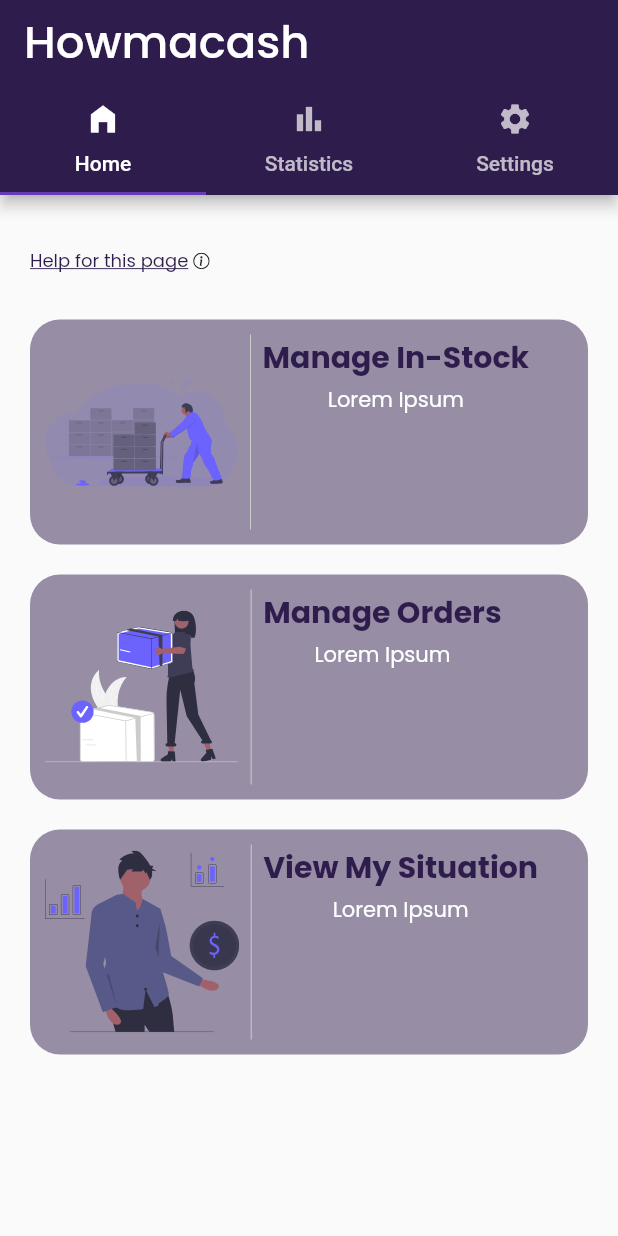
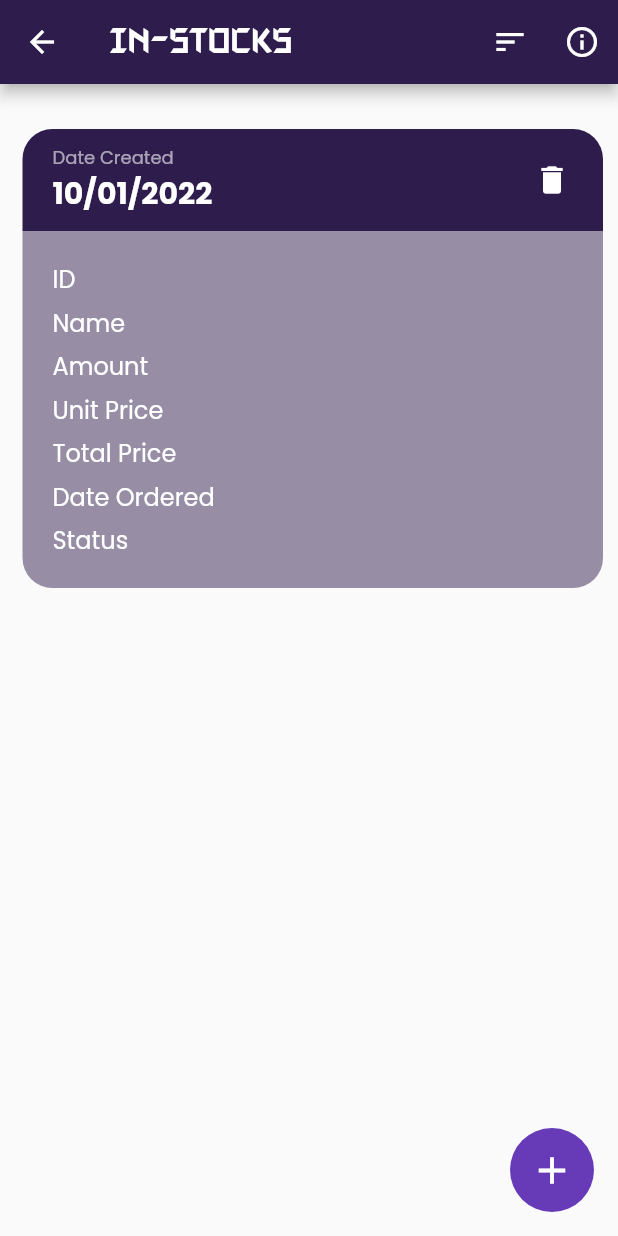
Before and after one commit to Joel-Fah/howmacash, a Flutter app: the screen it shows after launch, after a tap on "Manage In-Stock", on a phone screen of 412 x 824 dp. Run offline on Flutter 3.47's test engine with Material 2 defaults, Android fonts, the phone set to English and light mode, and no system bars; our stand-ins replace bootstrap_icons, datetime_picker_formfield, flutter_svg, google_fonts, shared_preferences.

Commit message:
First tab of homepage & used material design icons where possible

```diff
--- /dev/null
+++ b/lib/InStock/in_stock.dart
@@ -0,0 +1,212 @@
+import 'package:flutter/material.dart';
+
+class InStockPage extends StatelessWidget {
+  const InStockPage({Key? key}) : super(key: key);
+
+  @override
+  Widget build(BuildContext context) {
+    return Scaffold(
+      appBar: AppBar(
+        title: const Text(
+          "In-Stocks",
+          style: TextStyle(
+              fontFamily: 'Autodestruct BB'
+          ),
+        ),
+        backgroundColor: const Color(0xff2E1C4C),
+        actions: <Widget>[
+          IconButton(
+              onPressed: () => {},
+              icon: const Icon(
+                Icons.sort
+              )
+          ),
+          IconButton(
+              onPressed: () {
+                  showDialog<void>(
+                    context: context,
+                    barrierDismissible: false,
+                    // false = user must tap button, true = tap outside dialog
+                    builder: (BuildContext dialogContext) {
+                      return AlertDialog(
+                        title: const Text(
+                          'Help',
+                          style: TextStyle(
+                          color: Color(0xff2E1C4C),
+                          fontWeight: FontWeight.w600),
+                        ),
+                        content: const Text(
+                          "Comming soon",
+                          textAlign: TextAlign.justify,
+                        ),
+                        actions: <Widget>[
+                        TextButton(
+                          child: const Text('Ok'),
+                          onPressed: () {
+                            Navigator.of(dialogContext).pop(); // Dismiss alert dialog
+                          },
+                          ),
+                        ],
+                      );
+                    },
+                  );
+              },
+              icon: const Icon(
+                  Icons.info_outline
+              )
+          ),
+        ],
+      ),
+      floatingActionButton: FloatingActionButton(
+        onPressed: () => {},
+        child: IconButton(
+          icon: const Icon(
+            Icons.add,
+            size: 30,
+          ),
+          onPressed: () => {},
+        ),
+        elevation: 0.0,
+      ),
+      body: SingleChildScrollView(
+        child: Padding(
+          padding: const EdgeInsets.all(10.0),
+          child: Column(
+            // mainAxisAlignment: MainAxisAlignment.center,
+            children: [
+              // Items
+              Container(
+                margin: const EdgeInsets.only(top: 20, left: 5),
+                child: Column(
+                  children: [
+                    Container(
+                      decoration: const BoxDecoration(
+                        color: Color(0xff2E1C4C),
+                        borderRadius: BorderRadius.only(
+                          topLeft: Radius.circular(20),
+                          topRight: Radius.circular(20),
+                        )
+                      ),
+                      padding: const EdgeInsets.only(
+                          top: 10,
+                          bottom: 10,
+                          left: 20,
+                          right: 10,
+                      ),
+                      child: Row(
+                        children: [
+                          Expanded(
+                            child: Column(
+                              mainAxisAlignment: MainAxisAlignment.start,
+                              crossAxisAlignment: CrossAxisAlignment.start,
+                              children: const [
+                                Text(
+                                    "Date Created",
+                                  style: TextStyle(
+                                    color: Colors.white60,
+                                    fontSize: 12
+                                  ),
+                                ),
+                                Text(
+                                  "10/01/2022",
+                                  style: TextStyle(
+                                      color: Colors.white,
+                                      fontSize: 20,
+                                      fontWeight: FontWeight.bold
+                                  ),
+                                ),
+                              ],
+                            ),
+                          ),
+                          IconButton(
+                              onPressed: () => {},
+                              icon: const Icon(
+                                Icons.delete,
+                                color: Colors.white,
+                              )
+                          )
+                        ],
+                      ),
+                    ),
+                    Container(
+                      alignment: Alignment.centerLeft,
+                      padding: EdgeInsets.all(20),
+                      decoration: const BoxDecoration(
+                          color: Color(0xff978EA6),
+                          borderRadius: BorderRadius.only(
+                            bottomLeft: Radius.circular(20),
+                            bottomRight: Radius.circular(20),
+                          )
+                      ),
+                      child: Column(
+                        mainAxisAlignment: MainAxisAlignment.start,
+                        crossAxisAlignment: CrossAxisAlignment.start,
+                        children: const [
+                          Text(
+                            "ID",
+                            style: TextStyle(
+                              color: Colors.white,
+                              fontSize: 16
+                            ),
+                          ),
+                          SizedBox(height: 5,),
+                          Text(
+                            "Name",
+                            style: TextStyle(
+                              color: Colors.white,
+                              fontSize: 16
+                            ),
+                          ),
+                          SizedBox(height: 5,),
+                          Text(
+                            "Amount",
+                            style: TextStyle(
+                              color: Colors.white,
+                              fontSize: 16
+                            ),
+                          ),
+                          SizedBox(height: 5,),
+                          Text(
+                            "Unit Price",
+                            style: TextStyle(
+                              color: Colors.white,
+                              fontSize: 16
+                            ),
+                          ),
+                          SizedBox(height: 5,),
+                          Text(
+                            "Total Price",
+                            style: TextStyle(
+                              color: Colors.white,
+                              fontSize: 16
+                            ),
+                          ),
+                          SizedBox(height: 5,),
+                          Text(
+                            "Date Ordered",
+                            style: TextStyle(
+                              color: Colors.white,
+                              fontSize: 16
+                            ),
+                          ),
+                          SizedBox(height: 5,),
+                          Text(
+                            "Status",
+                            style: TextStyle(
+                              color: Colors.white,
+                              fontSize: 16
+                            ),
+                          ),
+                        ],
+                      ),
+                    )
+                  ],
+                ),
+              ),
+            ],
+          ),
+        ),
+      )
+    );
+  }
+}
--- a/lib/auth/login.dart
+++ b/lib/auth/login.dart
@@ -51,7 +51,7 @@ class _LoginScreenState extends State<LoginScreen> {
         decoration: const InputDecoration(
           labelText: "Username",
           prefixIcon: Icon(
-            BootstrapIcons.person_fill,
+            Icons.person,
             color: Color(0xff2E1C4C),
           ),
           hintText: "Enter username",
@@ -163,7 +163,7 @@ class _LoginScreenState extends State<LoginScreen> {
         decoration: InputDecoration(
             labelText: "Password",
             prefixIcon: const Icon(
-              BootstrapIcons.key_fill,
+              Icons.key,
               color: Color(0xff2E1C4C),
             ),
             hintText: "Enter password",
@@ -178,7 +178,7 @@ class _LoginScreenState extends State<LoginScreen> {
                 });
               },
               child: Icon(
-                _obscureText ? BootstrapIcons.eye_slash_fill : BootstrapIcons.eye_fill,
+                _obscureText ? Icons.visibility_off : Icons.visibility,
                 color: const Color(0xff2E1C4C),
               ),
             ),
@@ -228,7 +228,7 @@ class _LoginScreenState extends State<LoginScreen> {
                   crossAxisAlignment: CrossAxisAlignment.center,
                   children: [
                     const Icon(
-                      BootstrapIcons.person_fill,
+                      Icons.person,
                       size: 100,
                       color: Colors.white,
                     ),
--- a/lib/auth/signup.dart
+++ b/lib/auth/signup.dart
@@ -59,7 +59,7 @@ class _SignUpScreenState extends State<SignUpScreen> {
         decoration: const InputDecoration(
           labelText: "Name",
           prefixIcon: Icon(
-            BootstrapIcons.file_person_fill,
+            Icons.badge_rounded,
             color: Color(0xff2E1C4C),
           ),
           hintText: "Enter full name",
@@ -109,7 +109,7 @@ class _SignUpScreenState extends State<SignUpScreen> {
         decoration: const InputDecoration(
           labelText: "City",
           prefixIcon: Icon(
-            BootstrapIcons.pin_map_fill,
+            Icons.location_pin,
             color: Color(0xff2E1C4C),
           ),
           hintText: "Enter city name",
@@ -156,7 +156,7 @@ class _SignUpScreenState extends State<SignUpScreen> {
         decoration: const InputDecoration(
           labelText: "Phone",
           prefixIcon: Icon(
-            BootstrapIcons.telephone_fill,
+            Icons.phone,
             color: Color(0xff2E1C4C),
           ),
           hintText: "Enter phone number",
@@ -207,7 +207,7 @@ class _SignUpScreenState extends State<SignUpScreen> {
         decoration: const InputDecoration(
           labelText: "Username",
           prefixIcon: Icon(
-            BootstrapIcons.person_fill,
+            Icons.person,
             color: Color(0xff2E1C4C),
           ),
           hintText: "Suggest a username",
@@ -315,7 +315,7 @@ class _SignUpScreenState extends State<SignUpScreen> {
         decoration: InputDecoration(
           labelText: "Password",
           prefixIcon: const Icon(
-            BootstrapIcons.key_fill,
+            Icons.key,
             color: Color(0xff2E1C4C),
           ),
           hintText: "Enter password",
@@ -331,8 +331,8 @@ class _SignUpScreenState extends State<SignUpScreen> {
             },
             child: Icon(
               _obscureText
-                  ? BootstrapIcons.eye_slash_fill
-                  : BootstrapIcons.eye_fill,
+                  ? Icons.visibility_off
+                  : Icons.visibility,
               color: const Color(0xff2E1C4C),
             ),
           ),
@@ -397,8 +397,8 @@ class _SignUpScreenState extends State<SignUpScreen> {
             },
             child: Icon(
               _obscureText
-                  ? BootstrapIcons.eye_slash_fill
-                  : BootstrapIcons.eye_fill,
+                  ? Icons.visibility_off
+                  : Icons.visibility,
               color: const Color(0xff2E1C4C),
             ),
           ),
--- a/lib/auth/signup_end.dart
+++ b/lib/auth/signup_end.dart
@@ -3,7 +3,6 @@ import 'package:flutter/material.dart';
 import 'package:mon_projet/date_time.dart';
 import 'package:flutter/services.dart';
 import 'package:mon_projet/home.dart';
-import 'package:mon_projet/splash.dart';
 
 class SignUpScreenEnd extends StatefulWidget {
   const SignUpScreenEnd({Key? key}) : super(key: key);
@@ -325,9 +324,9 @@ class _SignUpScreenEndState extends State<SignUpScreenEnd> {
           if (value == null || value.isEmpty) {
             return "Size is required.";
           }
-          if (value as int < 0){
-            return "Cannot be negative";
-          }
+          // if (value as int < 0){
+          //   return "Cannot be negative";
+          // }
 
           RegExp regex = RegExp(sizePattern);
           if (!regex.hasMatch(value)) {
@@ -511,8 +510,9 @@ class _SignUpScreenEndState extends State<SignUpScreenEnd> {
                     ),
                   ),
                   const Icon(
-                    BootstrapIcons.info_circle,
-                    size: 11,
+                    Icons.info_outline,
+                    size: 13,
+                    color: Color(0xff2E1C4C),
                   )
                 ],
               ),
--- a/lib/home.dart
+++ b/lib/home.dart
@@ -1,6 +1,6 @@
-import 'package:bootstrap_icons/bootstrap_icons.dart';
 import 'package:flutter/material.dart';
 import 'package:flutter_svg/flutter_svg.dart';
+import 'package:mon_projet/InStock/in_stock.dart';
 
 class HomePage extends StatelessWidget {
   const HomePage({Key? key}) : super(key: key);
@@ -66,15 +66,22 @@ class HomePage extends StatelessWidget {
                     ),
                   ),
                   const Icon(
-                    BootstrapIcons.info_circle,
-                    size: 11,
+                    Icons.info_outline,
+                    size: 13,
+                    color: Color(0xff2E1C4C),
                   )
                 ],
               ),
             ),
             // Tile 1
             GestureDetector(
-              onTap: () => {},
+              onTap: () {
+                Navigator.push(
+                    context,
+                    MaterialPageRoute(builder: (context) => const InStockPage()
+                    )
+                );
+              },
               child: Container(
                 height: 150,
                 padding: const EdgeInsets.all(10),
@@ -93,6 +100,8 @@ class HomePage extends StatelessWidget {
                       color: Color(0xffCCCCCC),
                     ),
                     Column(
+                      mainAxisAlignment: MainAxisAlignment.start,
+                      crossAxisAlignment: CrossAxisAlignment.start,
                       children: const [
                         Text(
                           "Manage In-Stock",
@@ -103,7 +112,9 @@ class HomePage extends StatelessWidget {
                           ),
                         ),
                         SizedBox(height: 3,),
-                        Text(
+                        FittedBox(
+                          fit: BoxFit.contain,
+                          child: Text(
                             "Lorem Ipsum",
                             // "Hey, you just got another stock. Quickly register it now and let’s see how we can manage it and be the boss. Let’s Go!",
                             style: TextStyle(
@@ -111,6 +122,7 @@ class HomePage extends StatelessWidget {
                                 color: Colors.white
                             ),
                             textAlign: TextAlign.justify,
+                          ),
                         )
                       ],
                     )
@@ -118,7 +130,7 @@ class HomePage extends StatelessWidget {
                 ),
               ),
             ),
-            //   Tile 2
+            // Tile 2
             GestureDetector(
               onTap: () => {},
               child: Container(
@@ -139,6 +151,8 @@ class HomePage extends StatelessWidget {
                       color: Color(0xffCCCCCC),
                     ),
                     Column(
+                      mainAxisAlignment: MainAxisAlignment.start,
+                      crossAxisAlignment: CrossAxisAlignment.start,
                       children: const [
                         Text(
                           "Manage Orders",
@@ -163,7 +177,7 @@ class HomePage extends StatelessWidget {
                 ),
               ),
             ),
-            //  Tile 3
+            // Tile 3
             GestureDetector(
               onTap: () => {},
               child: Container(
@@ -184,6 +198,8 @@ class HomePage extends StatelessWidget {
                       color: Color(0xffCCCCCC),
                     ),
                     Column(
+                      mainAxisAlignment: MainAxisAlignment.start,
+                      crossAxisAlignment: CrossAxisAlignment.start,
                       children: const [
                         Text(
                           "View My Situation",
@@ -229,7 +245,7 @@ class HomePage extends StatelessWidget {
     //  Page 3
       const Center(
         child: Icon(
-          Icons.settings,
+          Icons.forum,
           size: 64.0,
           color: Color(0xff2E1C4C),
         ),
@@ -255,9 +271,9 @@ class HomePage extends StatelessWidget {
       // Tab 3
       const Tab(
         icon: Icon(
-          Icons.settings,
+          Icons.forum,
         ),
-        text: "Settings",
+        text: "Chat",
       ),
     ];
 
@@ -269,7 +285,8 @@ class HomePage extends StatelessWidget {
             title: const Text(
               "Howmacash",
               style: TextStyle(
-                fontSize: 30
+                fontSize: 25,
+                fontFamily: 'Autodestruct BB'
               ),
             ),
             backgroundColor: const Color(0xff2E1C4C),
--- a/pubspec.yaml
+++ b/pubspec.yaml
@@ -94,5 +94,10 @@ flutter:
   #       - asset: fonts/TrajanPro_Bold.ttf
   #         weight: 700
   #
+  fonts:
+    - family: Autodestruct BB
+      fonts:
+        - asset: assets/fonts/autodestruct-bb.regular.ttf
+        - asset: assets/fonts/autodestruct-bb.bold.ttf
   # For details regarding fonts from package dependencies,
   # see https://flutter.dev/custom-fonts/#from-packages
```
Also changed, not shown: assets/fonts/autodestruct-bb.bold.ttf (added), assets/fonts/autodestruct-bb.regular.ttf (added). Lines whose indentation alone changed are shown as unchanged.
